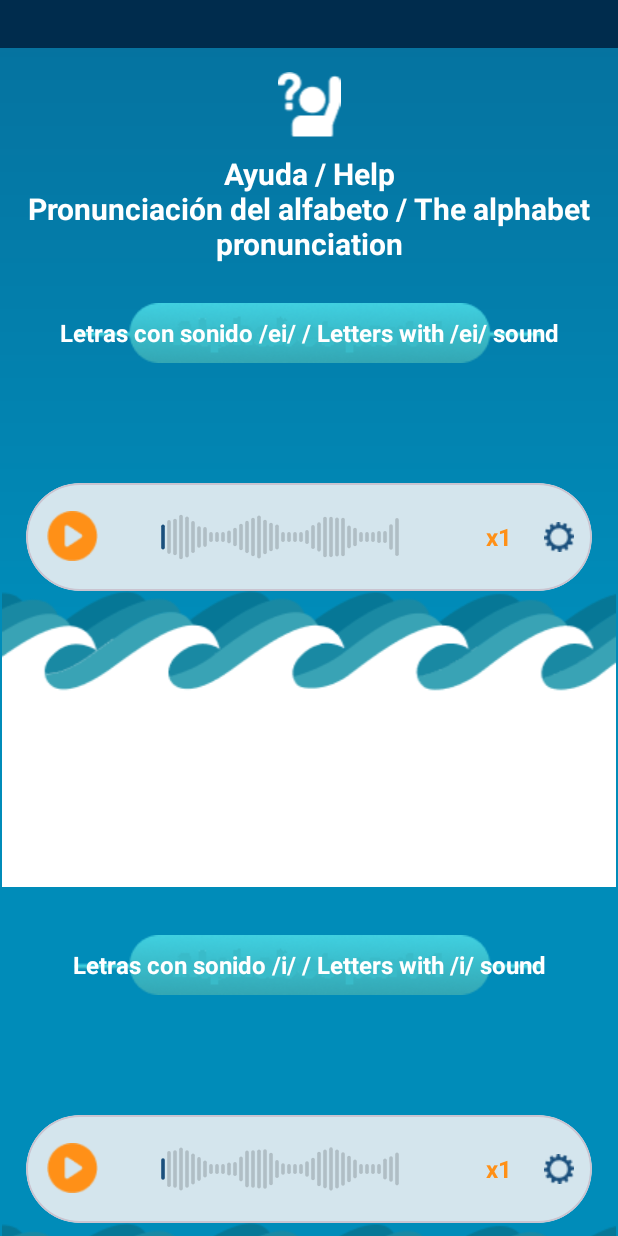
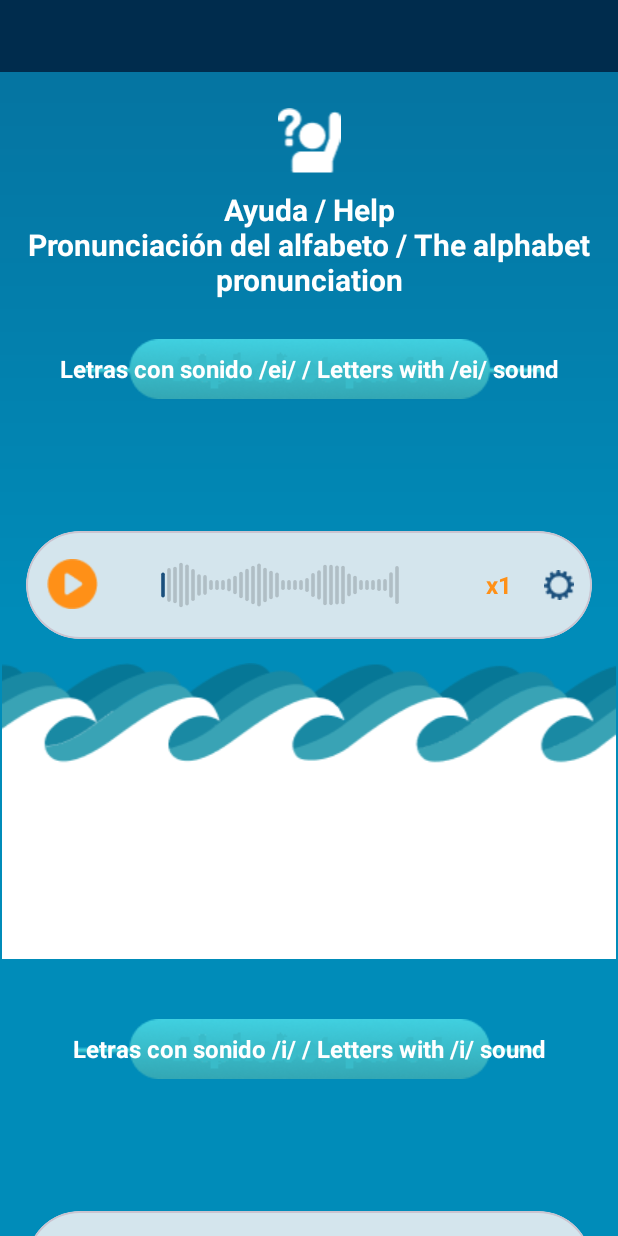
Before and after one commit to Santiagarmo/ColSpeak_Armada, an Android app: the HelpActivity screen opened directly, with no data from a screen before it, on a phone screen of 412 x 824 dp. Run offline under Robolectric (Android 15) with nearby library versions, the light colour scheme and no system bars; 1 statement that could not run was skipped.

Commit message:
feat: adjust layout details 13

```diff
--- a/app/src/main/java/com/example/speak/helpers/HelpModalHelper.java
+++ b/app/src/main/java/com/example/speak/helpers/HelpModalHelper.java
@@ -39,6 +39,10 @@
                 addSectionCard(context, grid, "Alfabeto parte 1", "ei", level);
                 addSectionCard(context, grid, "Alfabeto parte 2", "i", level);
                 addSectionCard(context, grid, "Alfabeto parte 3", "e", level);
+                addSectionCard(context, grid, "Alfabeto parte 4", "ai", level);
+                addSectionCard(context, grid, "Alfabeto parte 5", "ou", level);
+                addSectionCard(context, grid, "Alfabeto parte 6", "ju", level);
+                addSectionCard(context, grid, "Alfabeto parte 7", "ar", level);
             } else {
                 List<String> topics = defaultTopics();
                 for (String t : topics) {
--- a/app/src/main/java/com/example/speak/helpers/SequentialImageHelper.java
+++ b/app/src/main/java/com/example/speak/helpers/SequentialImageHelper.java
@@ -51,6 +51,9 @@
         drawableResourceMap.put("grammar_rule_4", "grammar_rule_4");
         drawableResourceMap.put("grammar_rule_5", "grammar_rule_5");
         drawableResourceMap.put("grammar_rule_6", "grammar_rule_6");
+        drawableResourceMap.put("mouth_qw", "mouth_qw");
+        drawableResourceMap.put("mouth_u", "mouth_u");
+        drawableResourceMap.put("grammar_rule_7", "grammar_rule_7");
         drawableResourceMap.put("grammar_example_1", "help_icon");
         drawableResourceMap.put("grammar_example_2", "help_icon");
 
@@ -102,6 +105,8 @@
         assetImageMap.put("grammar_rule_4", "grammar/rule_4.png");
         assetImageMap.put("grammar_rule_5", "grammar/rule_5.png");
         assetImageMap.put("grammar_rule_6", "grammar/rule_6.png");
+        assetImageMap.put("mouth_fv", "pronunciation/mouth_fv.png");
+        assetImageMap.put("mouth_l", "pronunciation/mouth_l.png");
         assetImageMap.put("vocab_category_1", "vocabulary/category_1.png");
         assetImageMap.put("vocab_category_2", "vocabulary/category_2.png");
         assetImageMap.put("pron_mouth_1", "pronunciation/mouth_1.png");
@@ -204,12 +209,22 @@
         descriptions.put("mouth_cdgknstxyz", "Posición de la boca para sonidos C D G K N S T X Y Z");
         descriptions.put("grammar_rule_2", "Pronunciación E [i:], es similar a las pronunciaciones de las letras B [bi:], C [si:], D [di:], G [dʒi:], P [pi:], T [ti:], V [vi:], Z [zi:]/[zed]");
         descriptions.put("mouth_bmp", "Posición de la boca para sonidos B M P");
+        descriptions.put("mouth_cdgknstxyz", "Posición de la boca para sonidos C D G K N S T X Y Z");
+        descriptions.put("mouth_aei", "Posición de la boca para sonidos A E I");
         descriptions.put("mouth_fv", "Posición de la boca para sonidos F V");
         descriptions.put("grammar_rule_3", "Pronunciación [e], es similar a las pronunciaciones de las letras F [ef], L [el], M [em], N [en], S [es], X [eks]");
+        descriptions.put("mouth_fv", "Posición de la boca para sonidos F V");
+        descriptions.put("mouth_cdgknstxyz", "Posición de la boca para sonidos C D G K N S T X Y Z");
         descriptions.put("mouth_l", "Posición de la boca para sonidos L");
+        descriptions.put("mouth_bmp", "Posición de la boca para sonidos B M P");
         descriptions.put("grammar_rule_4", "Pronunciación [ai], es similar a las pronunciaciones de las letras I [ai], Y [wai]");
+        descriptions.put("mouth_aei", "Posición de la boca para sonidos A E I");
+        descriptions.put("mouth_cdgknstxyz", "Posición de la boca para sonidos C D G K N S T X Y Z");
         descriptions.put("grammar_rule_5", "Pronunciación [ou], es similar a las pronunciaciones de las letras O [ou]");
         descriptions.put("grammar_rule_6", "Pronunciación [ju], es similar a las pronunciaciones de las letras Q [kju:], U [ju:], W ['dʌbəl.ju:]");
+        descriptions.put("mouth_qw", "Posición de la boca para sonidos Q W");
+        descriptions.put("mouth_u", "Posición de la boca para sonidos U");
+        descriptions.put("grammar_rule_7", "Pronunciación [ar], es similar a las pronunciaciones de las letras R [ar]");
         descriptions.put("vocab_category_1", "Business Terms - Professional vocabulary");
         descriptions.put("vocab_category_2", "Academic Words - Formal language");
         descriptions.put("pron_mouth_1", "Mouth Position 1 - /θ/ sound (think)");
--- a/app/src/main/res/layout/activity_help.xml
+++ b/app/src/main/res/layout/activity_help.xml
@@ -16,8 +16,8 @@
         android:clickable="true"
         android:focusable="true"
         android:background="@color/help_background"
-        android:padding="@dimen/spacing_medium"
-        android:layout_marginBottom="@dimen/spacing_medium">
+        android:padding="@dimen/spacing_large"
+        android:layout_marginBottom="@dimen/spacing_large">
 
     </LinearLayout>
 
--- a/app/src/main/res/layout/item_help_section.xml
+++ b/app/src/main/res/layout/item_help_section.xml
@@ -4,13 +4,13 @@
     android:layout_width="match_parent"
     android:layout_height="wrap_content"
     android:orientation="vertical"
-    android:layout_marginBottom="16dp">
+    android:layout_marginBottom="24dp">
 
     <!-- Banner del título de la sección con imagen de fondo -->
     <FrameLayout
         android:layout_width="match_parent"
         android:layout_height="72dp"
-        android:layout_marginBottom="16dp">
+        android:layout_marginBottom="24dp">
 
         <ImageView
             android:id="@+id/helpSectionTitleBg"
@@ -305,7 +305,8 @@
     <FrameLayout
         android:layout_width="match_parent"
         android:layout_height="match_parent"
-        android:layout_gravity="bottom">
+        android:layout_gravity="bottom"
+        android:layout_marginTop="16dp">
 
         <!-- Imagen de olas de fondo -->
         <ImageView
@@ -323,8 +324,9 @@
             android:layout_height="wrap_content"
             android:orientation="horizontal"
             android:gravity="center"
-            android:layout_gravity="center"
-            android:padding="8dp">
+            android:layout_gravity="center_horizontal|bottom"
+            android:layout_marginBottom="28dp"
+            android:padding="16dp">
 
             <ImageButton
                 android:id="@+id/previousImageButton"
@@ -355,7 +357,6 @@
                 android:background="@drawable/circle_background_c"
                 android:contentDescription="Imagen siguiente" />
         </LinearLayout>
-
     </FrameLayout>
 
 </LinearLayout>
```
Also changed, not shown: app/src/main/java/com/example/speak/HelpActivity.java (+54 -10 lines), app/src/main/java/com/example/speak/helpers/HelpAudioHelper.java (+53 -6 lines), app/src/main/java/com/example/speak/helpers/HelpContentHelper.java (+24 -6 lines), app/src/main/res/drawable/grammar_rule_7.png (added), app/src/main/res/drawable/mouth_qw.png (added), app/src/main/res/drawable/mouth_u.png (added), 5 other files.
